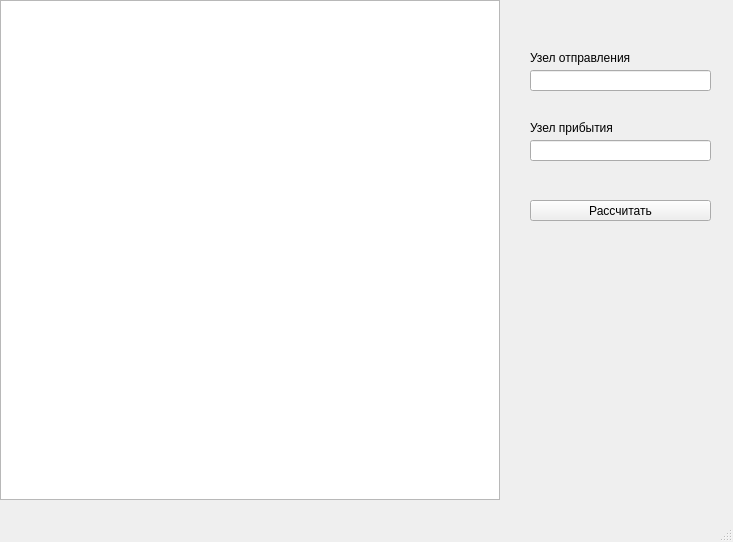
The window that mainwindow.ui (VadimKarelov/LaboratoryWork21) describes before a commit, drawn with Qt 5.
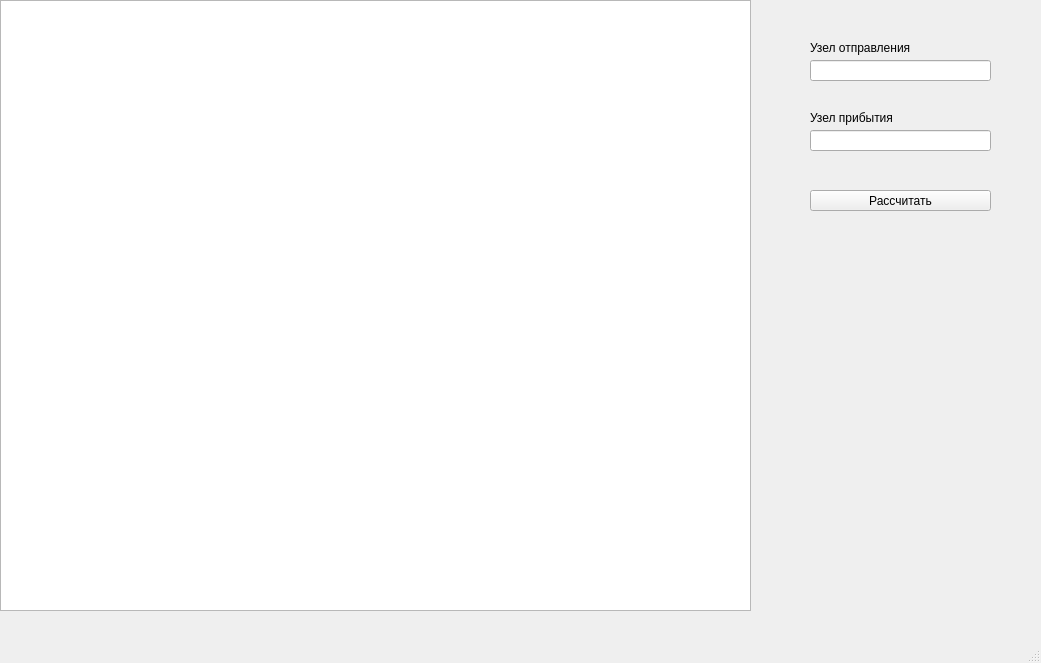
The same window after the commit.

Commit message:
Завершено
Исправлена ошибка при вводе данных для расчета. Добавлена отрисовка длины пути.

The edit to the form file:
```diff
--- a/mainwindow.ui
+++ b/mainwindow.ui
@@ -6,8 +6,8 @@
    <rect>
     <x>0</x>
     <y>0</y>
-    <width>733</width>
-    <height>542</height>
+    <width>1041</width>
+    <height>663</height>
    </rect>
   </property>
   <property name="windowTitle">
@@ -19,16 +19,16 @@
      <rect>
       <x>0</x>
       <y>0</y>
-      <width>500</width>
-      <height>500</height>
+      <width>751</width>
+      <height>611</height>
      </rect>
     </property>
    </widget>
    <widget class="QLineEdit" name="lineEdit_dep">
     <property name="geometry">
      <rect>
-      <x>530</x>
-      <y>70</y>
+      <x>810</x>
+      <y>60</y>
       <width>181</width>
       <height>21</height>
      </rect>
@@ -37,8 +37,8 @@
    <widget class="QLineEdit" name="lineEdit_arr">
     <property name="geometry">
      <rect>
-      <x>530</x>
-      <y>140</y>
+      <x>810</x>
+      <y>130</y>
       <width>181</width>
       <height>21</height>
      </rect>
@@ -47,8 +47,8 @@
    <widget class="QPushButton" name="pushButton_Compute">
     <property name="geometry">
      <rect>
-      <x>530</x>
-      <y>200</y>
+      <x>810</x>
+      <y>190</y>
       <width>181</width>
       <height>21</height>
      </rect>
@@ -60,8 +60,8 @@
    <widget class="QLabel" name="label">
     <property name="geometry">
      <rect>
-      <x>530</x>
-      <y>50</y>
+      <x>810</x>
+      <y>40</y>
       <width>181</width>
       <height>16</height>
      </rect>
@@ -73,8 +73,8 @@
    <widget class="QLabel" name="label_2">
     <property name="geometry">
      <rect>
-      <x>530</x>
-      <y>120</y>
+      <x>810</x>
+      <y>110</y>
       <width>181</width>
       <height>16</height>
      </rect>
```
Left out of the diff: 2 changed lines with no effect on the pictures. The commit also changes 2 other files.
